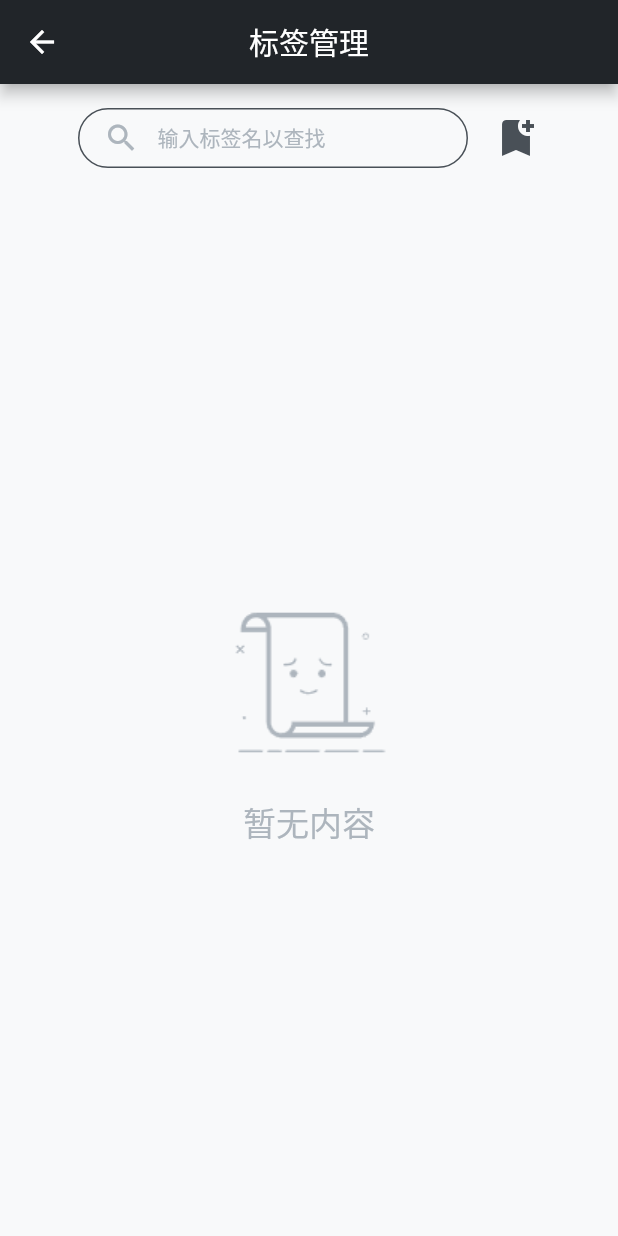
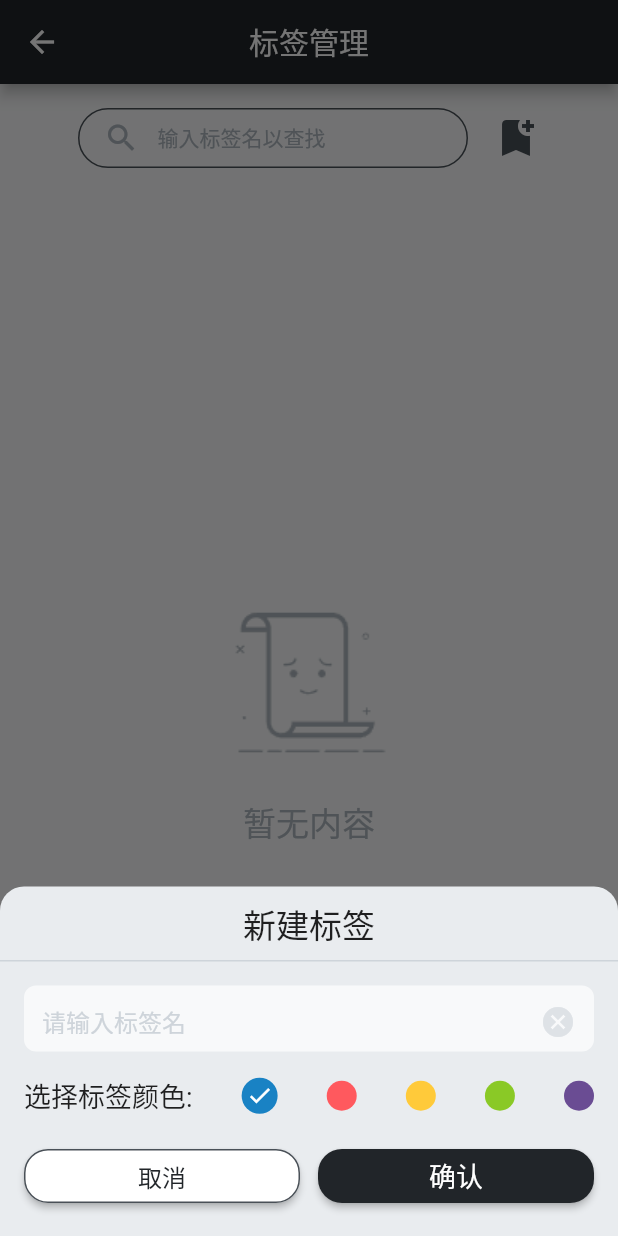
Before and after one commit to lopo12123/wuwu, a Flutter app: the TagManageView screen opened by its route, after a tap on the "bookmark add" icon, on a phone screen of 412 x 824 dp. Run offline on Flutter 3.47's test engine with Material 2 defaults, Android fonts, the phone set to English and light mode, and no system bars; our stand-ins replace bot_toast, flutter_slidable, get, isar, loading_animation_widget, logger; missing offline and left inert: flip_board, gesture_password_widget, window_manager, windows_single_instance; accounts and stored records are empty; generated files the repository leaves out were written again; Roboto replaces fonts that are missing (ShouShu, XiaoBai).

Commit message:
feat: 新建标签

```diff
--- a/lib/stores/db_store.dart
+++ b/lib/stores/db_store.dart
@@ -16,8 +16,9 @@ abstract class DBStoreImpl {
       return;
     }
 
+    tag.createTime ??= DateTime.now();
+
     await _handle!.writeTxn(() async {
-      tag.createTime = DateTime.now();
       await _handle!.tags.put(tag);
     });
   }
--- a/lib/stores/global_store.dart
+++ b/lib/stores/global_store.dart
@@ -10,7 +10,11 @@ class GlobalStoreImpl extends GetxService {
 
   final RxList<Tag> tags = <Tag>[].obs;
 
-  Future<void> addTag(Tag tag) async {
+  Future<void> addTag(String tagName, int tagColor) async {
+    Tag tag = Tag()
+      ..tagName = tagName
+      ..colorHex = tagColor
+      ..createTime = DateTime.now();
     await DBStoreImpl.addTag(tag);
     tags.add(tag);
   }
--- a/lib/views/tag_manage.dart
+++ b/lib/views/tag_manage.dart
@@ -10,6 +10,7 @@ import 'package:wuwu/stores/global_store.dart';
 import 'package:wuwu/styles/palette.dart';
 import 'package:wuwu/utils/my_toast.dart';
 import 'package:wuwu/utils/safe_print.dart';
+import 'package:wuwu/views/bottom_sheet/bs_tag_create.dart';
 
 class _TagItem extends StatelessWidget {
   final Tag tag;
@@ -76,9 +77,13 @@ class _TagManageController extends GetxController {
   }
 
   /// 打开新建标签的交互
-  void requestTagCreate() {
-    // todo
-    SafePrint.info('requestTagCreate');
+  Future<void> requestTagCreate() async {
+    var tagCfg = await Get.bottomSheet(BSTagCreate());
+
+    if (tagCfg != null) {
+      GlobalStoreImpl.store.addTag(tagCfg['tagName'], tagCfg['tagColor']);
+      MyToast.success('新建标签成功');
+    }
   }
 
   @override
```
